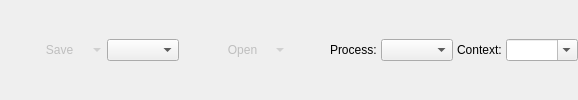
The window that lib/ui/checkin_out/ui_fast_controls.ui (listyque/TACTIC-Handler) describes before a commit, drawn with Qt 5.
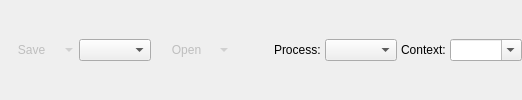
The same window after the commit.

```diff
--- a/lib/ui/checkin_out/ui_fast_controls.ui
+++ b/lib/ui/checkin_out/ui_fast_controls.ui
@@ -5,32 +5,13 @@
   <property name="windowTitle">
    <string>Form</string>
   </property>
-  <layout class="QHBoxLayout" name="fastControlsHorizontalLayout" stretch="0,0,0,0,0,1,0,1,0,1">
+  <layout class="QHBoxLayout" name="fastControlsHorizontalLayout" stretch="0,0,0,1,0,1,0,1">
    <property name="spacing">
     <number>4</number>
    </property>
    <property name="margin">
     <number>0</number>
    </property>
-   <item>
-    <widget class="QToolButton" name="toggleSaveOptionsToolButton">
-     <property name="minimumSize">
-      <size>
-       <width>0</width>
-       <height>22</height>
-      </size>
-     </property>
-     <property name="maximumSize">
-      <size>
-       <width>16777215</width>
-       <height>22</height>
-      </size>
-     </property>
-     <property name="autoRaise">
-      <bool>true</bool>
-     </property>
-    </widget>
-   </item>
    <item>
     <widget class="QToolButton" name="savePushButton">
      <property name="enabled">
@@ -68,25 +49,6 @@
    <item>
     <widget class="QComboBox" name="formatTypeComboBox"/>
    </item>
-   <item>
-    <widget class="QToolButton" name="toggleOpenOptionsToolButton">
-     <property name="minimumSize">
-      <size>
-       <width>0</width>
-       <height>22</height>
-      </size>
-     </property>
-     <property name="maximumSize">
-      <size>
-       <width>16777215</width>
-       <height>22</height>
-      </size>
-     </property>
-     <property name="autoRaise">
-      <bool>true</bool>
-     </property>
-    </widget>
-   </item>
    <item>
     <widget class="QToolButton" name="openPushButton">
      <property name="enabled">
```
